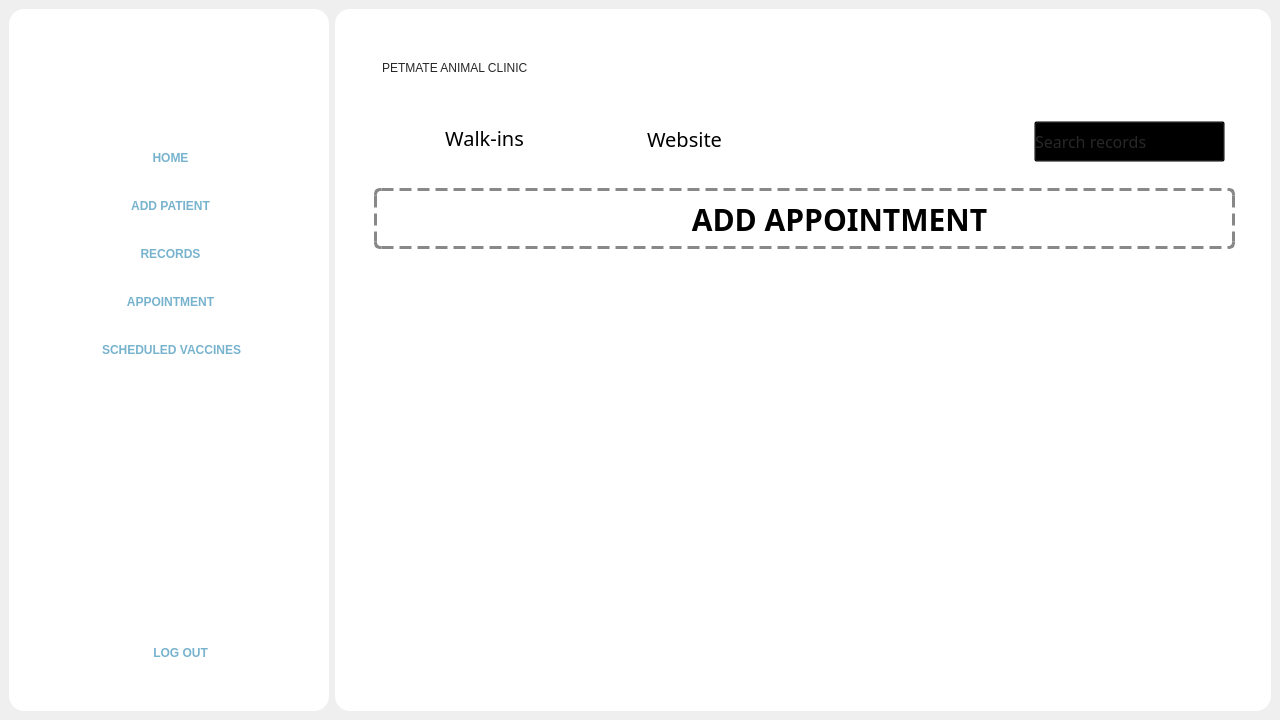
Before: the Qt Designer form Frontend/Home.ui in rmmln/Petmate-Desktop-Application, drawn with Qt 5.
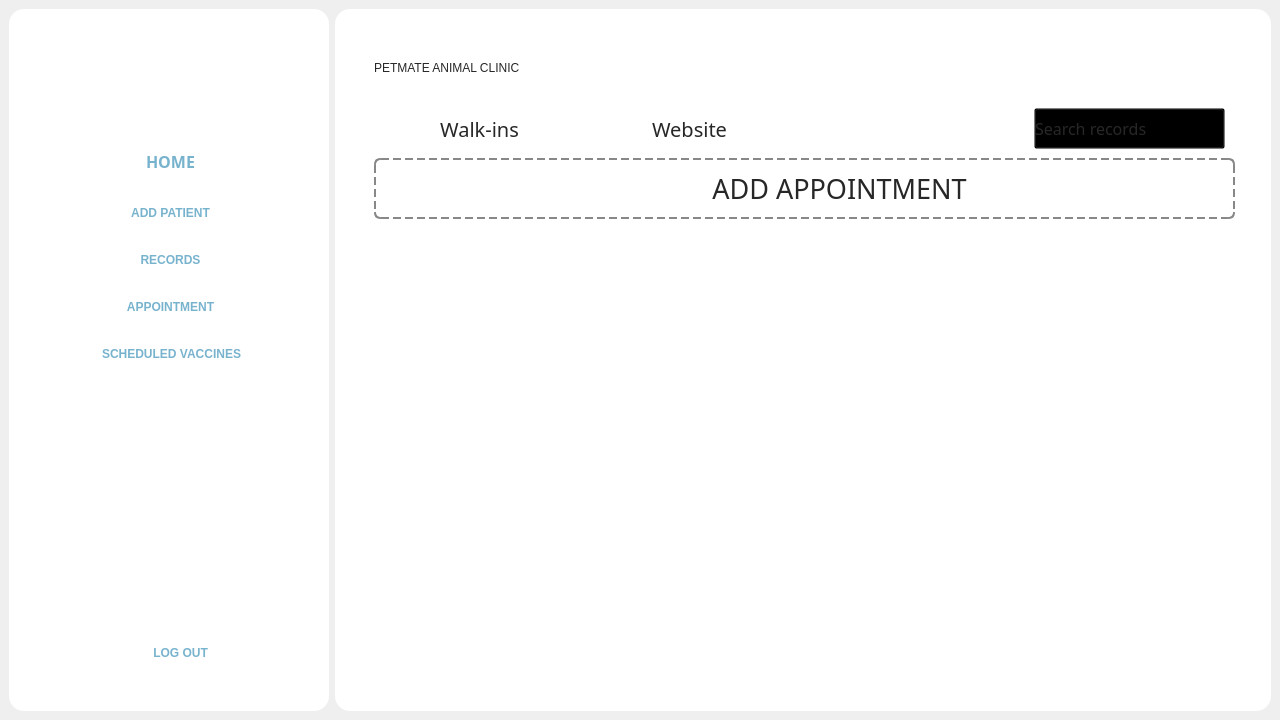
After: the same form once the commit is applied. Icons and pictures are not drawn.

What changed in the file:
```diff
--- a/Frontend/Home.ui
+++ b/Frontend/Home.ui
@@ -158,6 +158,14 @@
               <height>0</height>
              </size>
             </property>
+            <property name="font">
+             <font>
+              <family>Montserrat Black</family>
+              <pointsize>12</pointsize>
+              <italic>false</italic>
+              <bold>true</bold>
+             </font>
+            </property>
             <property name="cursor">
              <cursorShape>PointingHandCursor</cursorShape>
             </property>
@@ -172,7 +180,8 @@
 	font-weight:bold;
 	color:#78B3CE;
 	border-radius:15px;
-	padding:10;
+	padding:10px;
+	
 }
 QToolButton:hover{
 	background-color: rgb(255, 241, 206);
@@ -558,9 +567,15 @@
       <property name="frameShape">
        <enum>QFrame::Shape::NoFrame</enum>
       </property>
-      <layout class="QVBoxLayout" name="verticalLayout_3">
-       <item>
         <widget class="QStackedWidget" name="stackedWidget">
+       <property name="geometry">
+        <rect>
+         <x>9</x>
+         <y>9</y>
+         <width>921</width>
+         <height>681</height>
+        </rect>
+       </property>
          <property name="styleSheet">
           <string notr="true">QStackedWidget{
 	background:transparent;
@@ -1846,7 +1861,7 @@
              <x>30</x>
              <y>80</y>
              <width>861</width>
-             <height>80</height>
+           <height>61</height>
             </rect>
            </property>
            <property name="styleSheet">
@@ -1861,9 +1876,9 @@
            <widget class="QLabel" name="label_25">
             <property name="geometry">
              <rect>
-              <x>10</x>
-              <y>19</y>
-              <width>201</width>
+            <x>0</x>
+            <y>10</y>
+            <width>211</width>
               <height>41</height>
              </rect>
             </property>
@@ -1871,7 +1886,7 @@
              <string notr="true">
 QLabel {
     background-color: transparent;
-	color: black;
+	color: #272727;
 	font: 20px montserrat;
 }
 QLabel:hover {
@@ -1891,7 +1906,7 @@
             <property name="geometry">
              <rect>
               <x>660</x>
-              <y>23</y>
+            <y>10</y>
               <width>191</width>
               <height>41</height>
              </rect>
@@ -1909,8 +1924,8 @@
             <property name="geometry">
              <rect>
               <x>210</x>
-              <y>20</y>
-              <width>201</width>
+            <y>10</y>
+            <width>211</width>
               <height>41</height>
              </rect>
             </property>
@@ -1918,7 +1933,7 @@
              <string notr="true">
 QLabel {
     background-color: transparent;
-	color: black;
+	color: #272727;
 	font: 20px montserrat;
 }
 QLabel:hover {
@@ -1939,13 +1954,15 @@
            <property name="geometry">
             <rect>
              <x>30</x>
-             <y>9</y>
+           <y>19</y>
              <width>861</width>
-             <height>71</height>
+           <height>61</height>
             </rect>
            </property>
            <property name="styleSheet">
-            <string notr="true">background-color: transparent;</string>
+          <string notr="true">border: 10px;
+border-radius: 10px;
+border-color: pink;</string>
            </property>
            <property name="frameShape">
             <enum>QFrame::Shape::StyledPanel</enum>
@@ -1982,7 +1999,7 @@
             <property name="geometry">
              <rect>
               <x>0</x>
-              <y>10</y>
+            <y>0</y>
               <width>651</width>
               <height>61</height>
              </rect>
@@ -1997,7 +2014,7 @@
              <string notr="true">font: bold 25pt &quot;Rubik Mono One&quot;;
 color:rgb(39, 39, 39);
 bg-color: white;
-margin: 5px;
+
 </string>
             </property>
             <property name="text">
@@ -2005,31 +2022,38 @@
             </property>
            </widget>
           </widget>
-          <widget class="QLabel" name="label_30">
+        <widget class="QFrame" name="frame_6">
            <property name="geometry">
             <rect>
-             <x>100</x>
-             <y>180</y>
-             <width>791</width>
-             <height>41</height>
+           <x>30</x>
+           <y>140</y>
+           <width>861</width>
+           <height>61</height>
             </rect>
            </property>
            <property name="styleSheet">
-            <string notr="true">color: black;
-font: bold 30px Montserrat;</string>
-           </property>
-           <property name="text">
-            <string>ADD APPOINTMENT</string>
-           </property>
-           <property name="alignment">
-            <set>Qt::AlignmentFlag::AlignCenter</set>
-           </property>
-          </widget>
+          <string notr="true">#frame_6{
+border: 2px dashed #888;
+border-radius: 6px;
+background-color: transparent;
+}
+#frame_6:hover{
+border: 2px dashed black;
+}
+
+</string>
+         </property>
+         <property name="frameShape">
+          <enum>QFrame::Shape::StyledPanel</enum>
+         </property>
+         <property name="frameShadow">
+          <enum>QFrame::Shadow::Raised</enum>
+         </property>
           <widget class="QLabel" name="label_29">
            <property name="geometry">
             <rect>
-             <x>100</x>
-             <y>180</y>
+            <x>30</x>
+            <y>10</y>
              <width>40</width>
              <height>40</height>
             </rect>
@@ -2059,30 +2083,61 @@
             <bool>true</bool>
            </property>
           </widget>
-          <widget class="QLabel" name="label_31">
+         <widget class="QLabel" name="label_30">
            <property name="geometry">
             <rect>
-             <x>30</x>
-             <y>170</y>
-             <width>861</width>
-             <height>61</height>
-            </rect>
-           </property>
+            <x>70</x>
+            <y>10</y>
+            <width>791</width>
+            <height>41</height>
+           </rect>
+          </property>
+          <property name="font">
+           <font>
+            <family>Montserrat</family>
+            <pointsize>-1</pointsize>
+            <italic>false</italic>
+            <bold>false</bold>
+           </font>
+          </property>
            <property name="styleSheet">
-            <string notr="true">
-    border: 3px dashed #888;
-    border-radius: 6px;
-    background-color: transparent;
-
-</string>
+           <string notr="true">color: #272727;
+font: 30px Montserrat;</string>
            </property>
            <property name="text">
-            <string/>
+           <string>&lt;html&gt;&lt;head/&gt;&lt;body&gt;&lt;p&gt;&lt;span style=&quot; font-size:20pt;&quot;&gt;ADD APPOINTMENT&lt;/span&gt;&lt;/p&gt;&lt;/body&gt;&lt;/html&gt;</string>
            </property>
            <property name="alignment">
             <set>Qt::AlignmentFlag::AlignCenter</set>
            </property>
           </widget>
+        </widget>
+        <widget class="QFrame" name="dropShadow">
+         <property name="geometry">
+          <rect>
+           <x>30</x>
+           <y>210</y>
+           <width>861</width>
+           <height>461</height>
+          </rect>
+         </property>
+         <property name="styleSheet">
+          <string notr="true">border: 10px;
+border-color: black;
+border-radius: 10px;
+background-color: white;</string>
+         </property>
+         <property name="frameShape">
+          <enum>QFrame::Shape::StyledPanel</enum>
+         </property>
+         <property name="frameShadow">
+          <enum>QFrame::Shadow::Raised</enum>
+         </property>
+        </widget>
+        <zorder>frame_4</zorder>
+        <zorder>frame_6</zorder>
+        <zorder>dropShadow</zorder>
+        <zorder>frame_5</zorder>
          </widget>
          <widget class="QWidget" name="SchedVax">
           <layout class="QHBoxLayout" name="horizontalLayout_2">
@@ -2107,8 +2162,6 @@
           </layout>
          </widget>
         </widget>
-       </item>
-      </layout>
      </widget>
     </item>
    </layout>
```
Lines whose indentation alone changed are shown as unchanged.
